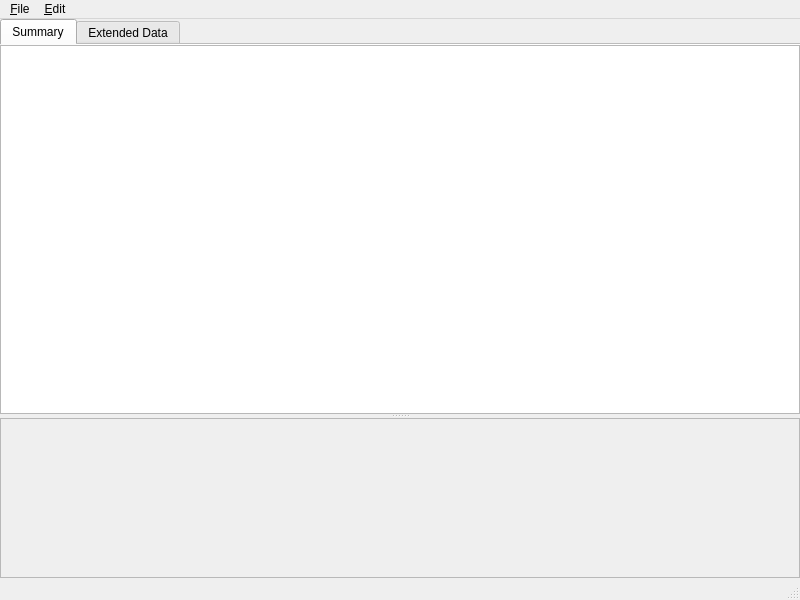
BlueGhostStudio/BGCMSProject, file CMSPlugins/CMSContentEditor/editorwindow.ui: the form before one commit.
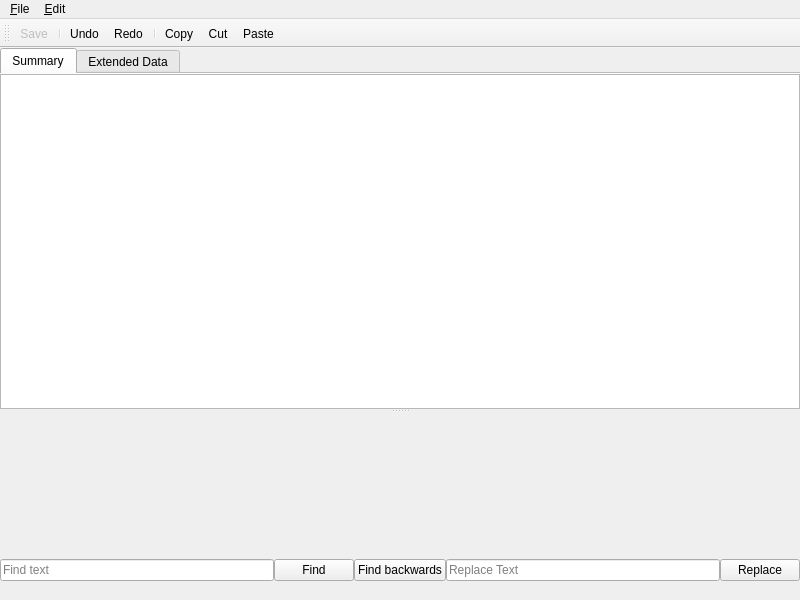
The form after the commit. Icons and pictures are not drawn. Custom widgets are drawn as their Qt base class.

The edit to the form file:
```diff
--- a/CMSPlugins/CMSContentEditor/editorwindow.ui
+++ b/CMSPlugins/CMSContentEditor/editorwindow.ui
@@ -118,14 +118,88 @@
         </sizepolicy>
        </property>
        <property name="frameShape">
-        <enum>QFrame::StyledPanel</enum>
+        <enum>QFrame::NoFrame</enum>
        </property>
        <property name="frameShadow">
-        <enum>QFrame::Raised</enum>
+        <enum>QFrame::Plain</enum>
        </property>
       </widget>
      </widget>
     </item>
+    <item>
+     <widget class="QWidget" name="ui_widFind" native="true">
+      <layout class="QHBoxLayout" name="ui_findLayout">
+       <property name="spacing">
+        <number>0</number>
+       </property>
+       <property name="leftMargin">
+        <number>0</number>
+       </property>
+       <property name="topMargin">
+        <number>0</number>
+       </property>
+       <property name="rightMargin">
+        <number>0</number>
+       </property>
+       <property name="bottomMargin">
+        <number>0</number>
+       </property>
+       <item>
+        <widget class="QLineEdit" name="ui_leFindText">
+         <property name="placeholderText">
+          <string>Find text</string>
+         </property>
+        </widget>
+       </item>
+       <item>
+        <widget class="QPushButton" name="ui_pbFind">
+         <property name="focusPolicy">
+          <enum>Qt::NoFocus</enum>
+         </property>
+         <property name="text">
+          <string>Find</string>
+         </property>
+         <property name="shortcut">
+          <string>F3</string>
+         </property>
+        </widget>
+       </item>
+       <item>
+        <widget class="QPushButton" name="ui_pbFindBackwards">
+         <property name="focusPolicy">
+          <enum>Qt::NoFocus</enum>
+         </property>
+         <property name="text">
+          <string>Find backwards</string>
+         </property>
+         <property name="shortcut">
+          <string>Shift+F3</string>
+         </property>
+        </widget>
+       </item>
+       <item>
+        <widget class="QLineEdit" name="ui_leReplaceText">
+         <property name="placeholderText">
+          <string>Replace Text</string>
+         </property>
+        </widget>
+       </item>
+       <item>
+        <widget class="QPushButton" name="ui_pbReplace">
+         <property name="focusPolicy">
+          <enum>Qt::NoFocus</enum>
+         </property>
+         <property name="text">
+          <string>Replace</string>
+         </property>
+         <property name="shortcut">
+          <string>Ctrl+=</string>
+         </property>
+        </widget>
+       </item>
+      </layout>
+     </widget>
+    </item>
    </layout>
   </widget>
   <widget class="QMenuBar" name="ui_menubar">
@@ -154,14 +228,43 @@
    <addaction name="menu_File"/>
    <addaction name="menu_Edit"/>
   </widget>
-  <widget class="QStatusBar" name="statusbar"/>
+  <widget class="QStatusBar" name="ui_statusbar">
+   <property name="sizeGripEnabled">
+    <bool>false</bool>
+   </property>
+  </widget>
+  <widget class="QToolBar" name="ui_toolBar">
+   <property name="windowTitle">
+    <string>Main</string>
+   </property>
+   <attribute name="toolBarArea">
+    <enum>TopToolBarArea</enum>
+   </attribute>
+   <attribute name="toolBarBreak">
+    <bool>false</bool>
+   </attribute>
+   <addaction name="action_save"/>
+   <addaction name="separator"/>
+   <addaction name="action_undo"/>
+   <addaction name="action_redo"/>
+   <addaction name="separator"/>
+   <addaction name="action_copy"/>
+   <addaction name="action_cut"/>
+   <addaction name="action_paste"/>
+  </widget>
   <action name="action_save">
+   <property name="enabled">
+    <bool>false</bool>
+   </property>
    <property name="icon">
     <iconset resource="../../BGCMS/bgcms.qrc">
      <normaloff>:/imgs/save.png</normaloff>:/imgs/save.png</iconset>
    </property>
    <property name="text">
-    <string>Save</string>
+    <string>&amp;Save</string>
+   </property>
+   <property name="shortcut">
+    <string>Ctrl+S</string>
    </property>
   </action>
   <action name="action_copy">
@@ -191,6 +294,29 @@
     <string>&amp;Paste</string>
    </property>
   </action>
+  <action name="action_close">
+   <property name="text">
+    <string>&amp;Close</string>
+   </property>
+  </action>
+  <action name="action_undo">
+   <property name="icon">
+    <iconset resource="../../BGCMS/bgcms.qrc">
+     <normaloff>:/imgs/undo.png</normaloff>:/imgs/undo.png</iconset>
+   </property>
+   <property name="text">
+    <string>&amp;Undo</string>
+   </property>
+  </action>
+  <action name="action_redo">
+   <property name="icon">
+    <iconset resource="../../BGCMS/bgcms.qrc">
+     <normaloff>:/imgs/redo.png</normaloff>:/imgs/redo.png</iconset>
+   </property>
+   <property name="text">
+    <string>&amp;Redo</string>
+   </property>
+  </action>
  </widget>
  <customwidgets>
   <customwidget>
```
Left out of the diff: 116 changed lines with no effect on the pictures.
